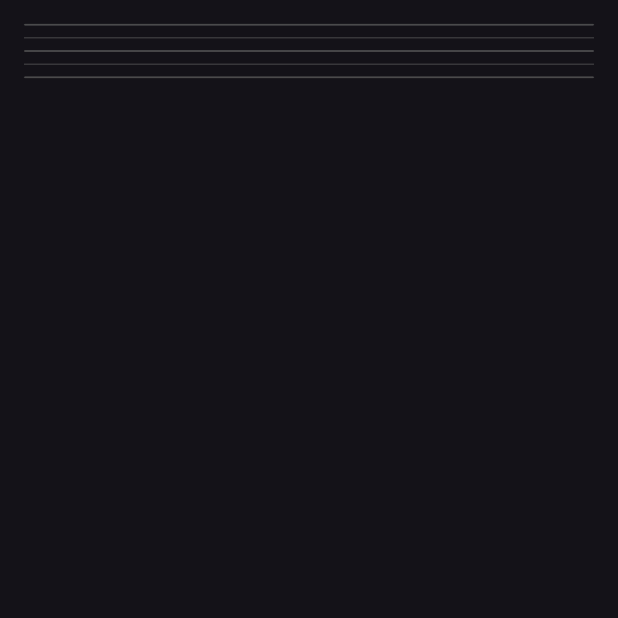
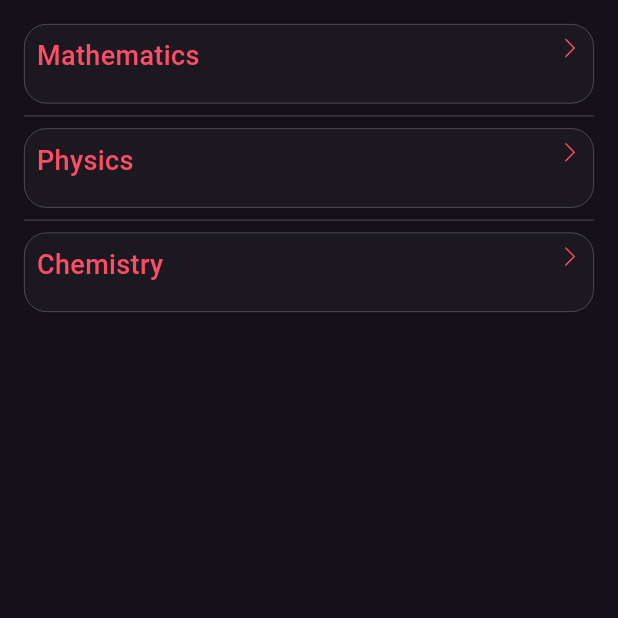
Before and after one commit to hafedh049/maxwell, a Flutter app: the screen it shows after launch, on a phone screen of 412 x 824 dp, the top half of it. Run offline on Flutter 3.47's test engine with Material 3 defaults, Android fonts, the phone set to English and light mode, and no system bars; our stand-ins replace icons_plus, lottie.

Commit message:
ModifiedM lib/views/home.dart  M pubspec.yaml ?? lib/views/lister.dart

```diff
--- a/lib/views/home.dart
+++ b/lib/views/home.dart
@@ -1,4 +1,5 @@
 import 'package:flutter/material.dart';
+import 'package:icons_plus/icons_plus.dart';
 import 'package:maxwell/utils/globals.dart';
 import 'package:maxwell/utils/methods.dart';
 import 'package:maxwell/views/empty.dart';
@@ -16,20 +17,34 @@ class _HomeState extends State<Home> {
   @override
   Widget build(BuildContext context) {
     return Scaffold(
-      body: Padding(
-        padding: const EdgeInsets.all(16),
-        child: FutureBuilder<Map<String, dynamic>>(
+      body: FutureBuilder<Map<String, dynamic>>(
         future: load(),
         builder: (BuildContext context, AsyncSnapshot<Map<String, dynamic>> snapshot) {
           if (snapshot.hasData) {
             if (snapshot.data!.isNotEmpty) {
               final Map<String, dynamic> data = snapshot.data!;
               return ListView.separated(
-                    itemBuilder: (BuildContext context, int index) => Container(
-                      decoration: BoxDecoration(
-                        color: grey.withOpacity(.1),
-                        border: Border.all(color: grey, width: .5),
-                        borderRadius: BorderRadius.circular(15),
+                padding: const EdgeInsets.all(16),
+                physics: const BouncingScrollPhysics(),
+                itemBuilder: (BuildContext context, int index) => GestureDetector(
+                  onTap: ()=>Navigator.push(context, MaterialPageRoute(builder: (BuildContext context) => )),
+                  child: Container(
+                    decoration: BoxDecoration(color: grey.withOpacity(.1), border: Border.all(color: grey, width: .5), borderRadius: BorderRadius.circular(15)),
+                    padding: const EdgeInsets.all(8),
+                    child: Row(
+                      crossAxisAlignment: CrossAxisAlignment.start,
+                      children: <Widget>[
+                        Expanded(
+                          child: Column(
+                            crossAxisAlignment: CrossAxisAlignment.start,
+                            mainAxisSize: MainAxisSize.min,
+                            children: <Widget>[Flexible(child: Text(data.keys.elementAt(index), style: const TextStyle(fontSize: 18, fontWeight: FontWeight.w500, color: pink))), const SizedBox(height: 10)],
+                          ),
+                        ),
+                        const SizedBox(width: 10),
+                        const Icon(Bootstrap.chevron_right, size: 15, color: pink),
+                      ],
+                    ),
                   ),
                 ),
                 separatorBuilder: (BuildContext context, int index) => Container(width: MediaQuery.sizeOf(context).width, height: .5, color: grey, margin: const EdgeInsets.symmetric(vertical: 8)),
@@ -43,7 +58,7 @@ class _HomeState extends State<Home> {
           } else {
             return RedScreenOfDeath(error: snapshot.error.toString());
           }
-            }),
+        },
       ),
     );
   }
--- /dev/null
+++ b/lib/views/lister.dart
@@ -0,0 +1,10 @@
+import 'package:flutter/material.dart';
+
+class Lister extends StatelessWidget {
+  const Lister({super.key});
+
+  @override
+  Widget build(BuildContext context) {
+    return Scaffold(body: ,);
+  }
+}
--- a/pubspec.yaml
+++ b/pubspec.yaml
@@ -12,6 +12,7 @@ dependencies:
   flutter:
     sdk: flutter
   flutter_animate: ^4.4.0
+  icons_plus: ^5.0.0
   latext: ^0.2.0
   lottie: ^2.7.0
 
```
Lines whose indentation alone changed are shown as unchanged.
